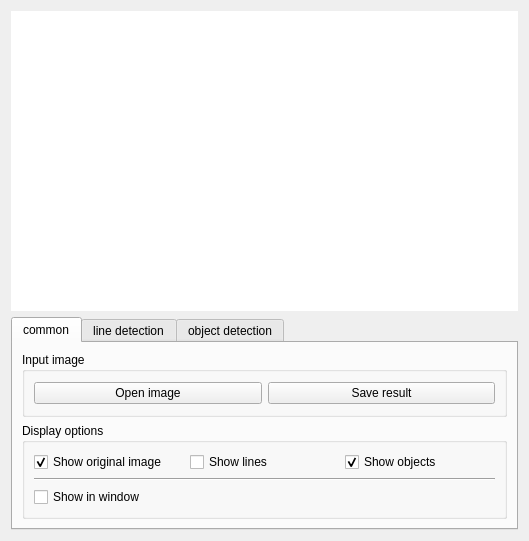
FormSeher/formseher, file app/form/algorithmcontrolwidget.ui: the form before one commit.
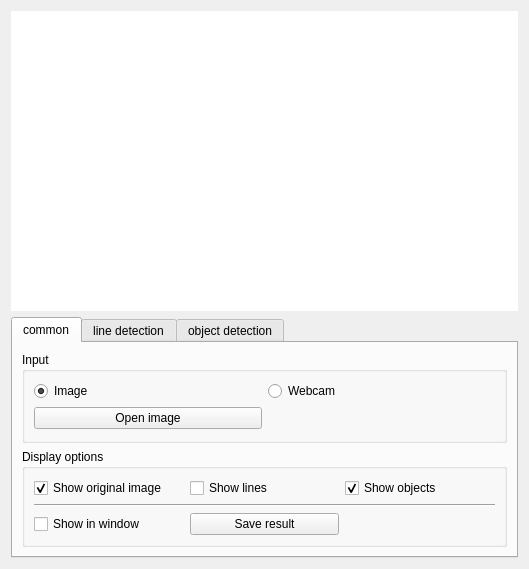
The form after the commit.

Commit message: Changed gui to integrate webcame button.

```diff
--- a/app/form/algorithmcontrolwidget.ui
+++ b/app/form/algorithmcontrolwidget.ui
@@ -479,7 +479,7 @@
        <item row="0" column="0">
         <widget class="QGroupBox" name="groupBox_4">
          <property name="title">
-          <string>Input image</string>
+          <string>Input</string>
          </property>
          <layout class="QGridLayout" name="gridLayout_7">
           <item row="1" column="0">
@@ -489,10 +489,20 @@
             </property>
            </widget>
           </item>
-          <item row="1" column="1">
-           <widget class="QPushButton" name="saveResult">
+          <item row="0" column="0">
+           <widget class="QRadioButton" name="imageradioButton">
             <property name="text">
-             <string>Save result</string>
+             <string>Image</string>
+            </property>
+            <property name="checked">
+             <bool>true</bool>
+            </property>
+           </widget>
+          </item>
+          <item row="0" column="1">
+           <widget class="QRadioButton" name="webcamRadioButton">
+            <property name="text">
+             <string>Webcam</string>
             </property>
            </widget>
           </item>
@@ -546,6 +556,13 @@
             </property>
            </widget>
           </item>
+          <item row="2" column="1">
+           <widget class="QPushButton" name="saveResult">
+            <property name="text">
+             <string>Save result</string>
+            </property>
+           </widget>
+          </item>
          </layout>
         </widget>
        </item>
```
Left out of the diff: 1 changed line with no effect on the pictures.
